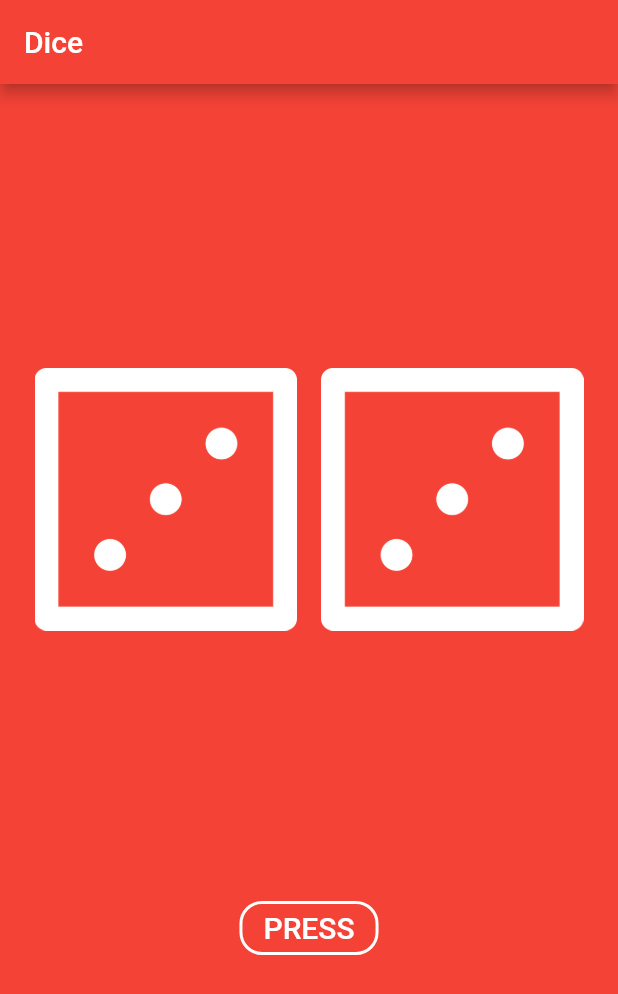
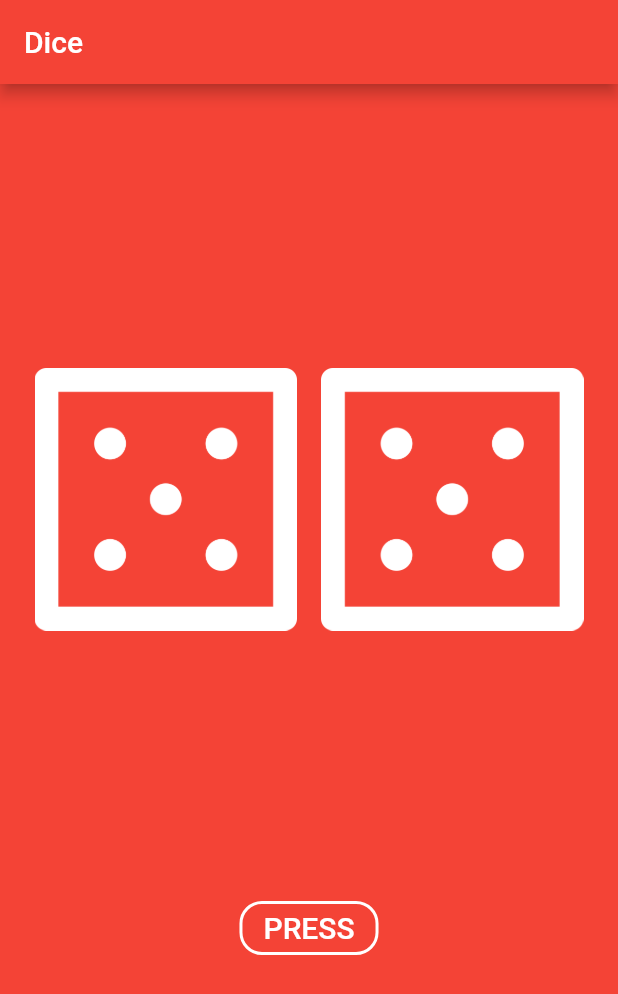
Before and after one commit to Siddharth-rajput2201/Dice_App, a Flutter app: the screen it shows after launch, after a tap on "PRESS", on a phone screen of 412 x 824 dp. Shown: the top 994 px of the screen. Run offline on Flutter 3.47's test engine with Material 2 defaults, Android fonts, the phone set to English and light mode, and no system bars.

```diff
--- a/lib/main.dart
+++ b/lib/main.dart
@@ -1,3 +1,5 @@
+import 'dart:math';
+
 import 'package:flutter/material.dart';
 import 'package:flutter/rendering.dart';
 
@@ -14,9 +16,16 @@ void main() {
       )));
 }
 
-class DiceApp extends StatelessWidget {
+class DiceApp extends StatefulWidget {
 
+  @override
+  _DiceAppState createState() => _DiceAppState();
+}
+
+class _DiceAppState extends State<DiceApp> {
   int leftdicenumber = 3;
+  int rightdicenumber = 3;
+
   @override
   Widget build(BuildContext context) {
     return Padding(
@@ -38,13 +47,18 @@ class DiceApp extends StatelessWidget {
                 Expanded(
                   child: Padding(
                     padding: const EdgeInsets.all(8.0),
-                    child: Image.asset("assets/images/dice$leftdicenumber.png"),
+                    child: Image.asset("assets/images/dice$rightdicenumber.png"),
                   ),
                 ),
               ],
             ),
           ),
-          OutlineButton(onPressed: (){} , child:  Text("PRESS",style: TextStyle(fontSize: 20),),
+          OutlineButton(onPressed: (){
+            setState(() {
+              leftdicenumber = Random().nextInt(6)+1;
+              rightdicenumber = Random().nextInt(6)+1;
+            });
+          } , child:  Text("PRESS",style: TextStyle(fontSize: 20),),
             borderSide: BorderSide(color: Colors.white,width: 2),
             color: Colors.white,
             textColor: Colors.white,
```
